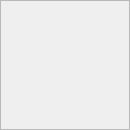
The window that CaX/widget/form/formcoverart.ui (fsest4u/CaX_03) describes before a commit, drawn with Qt 5.
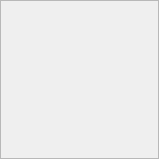
The same window after the commit. Icons and pictures are not drawn.

What changed in the file:
```diff
--- a/CaX/widget/form/formcoverart.ui
+++ b/CaX/widget/form/formcoverart.ui
@@ -6,10 +6,22 @@
    <rect>
     <x>0</x>
     <y>0</y>
-    <width>130</width>
-    <height>130</height>
+    <width>159</width>
+    <height>159</height>
    </rect>
   </property>
+  <property name="minimumSize">
+   <size>
+    <width>0</width>
+    <height>0</height>
+   </size>
+  </property>
+  <property name="maximumSize">
+   <size>
+    <width>16777215</width>
+    <height>16777215</height>
+   </size>
+  </property>
   <property name="windowTitle">
    <string>Form</string>
   </property>
```
